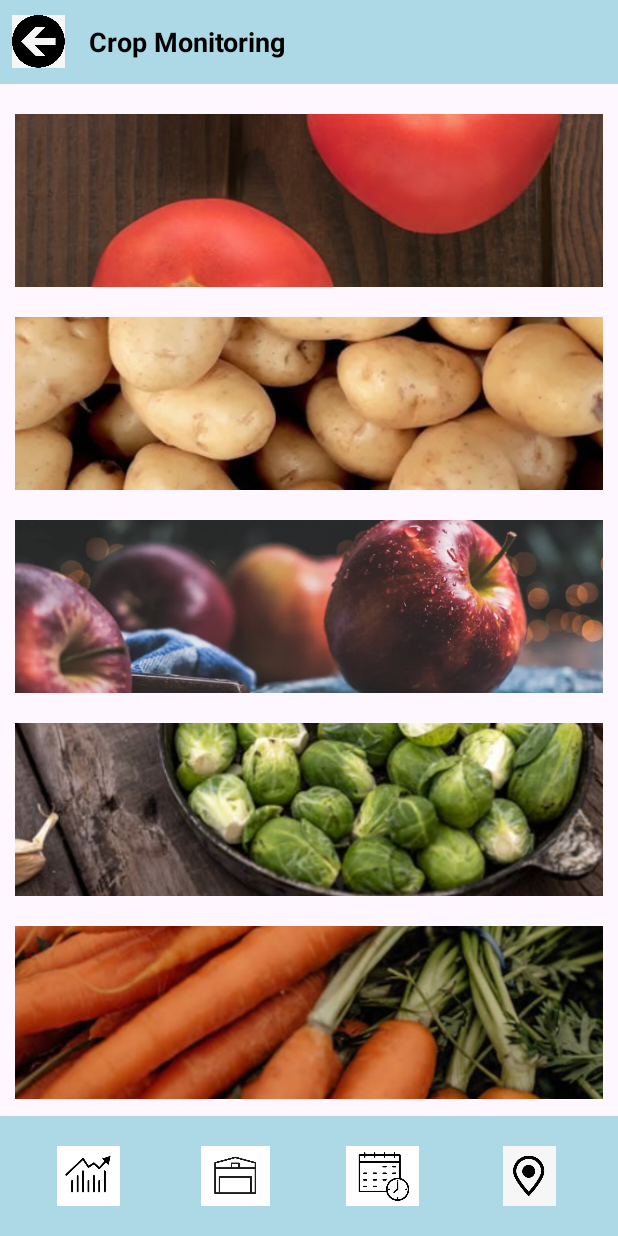
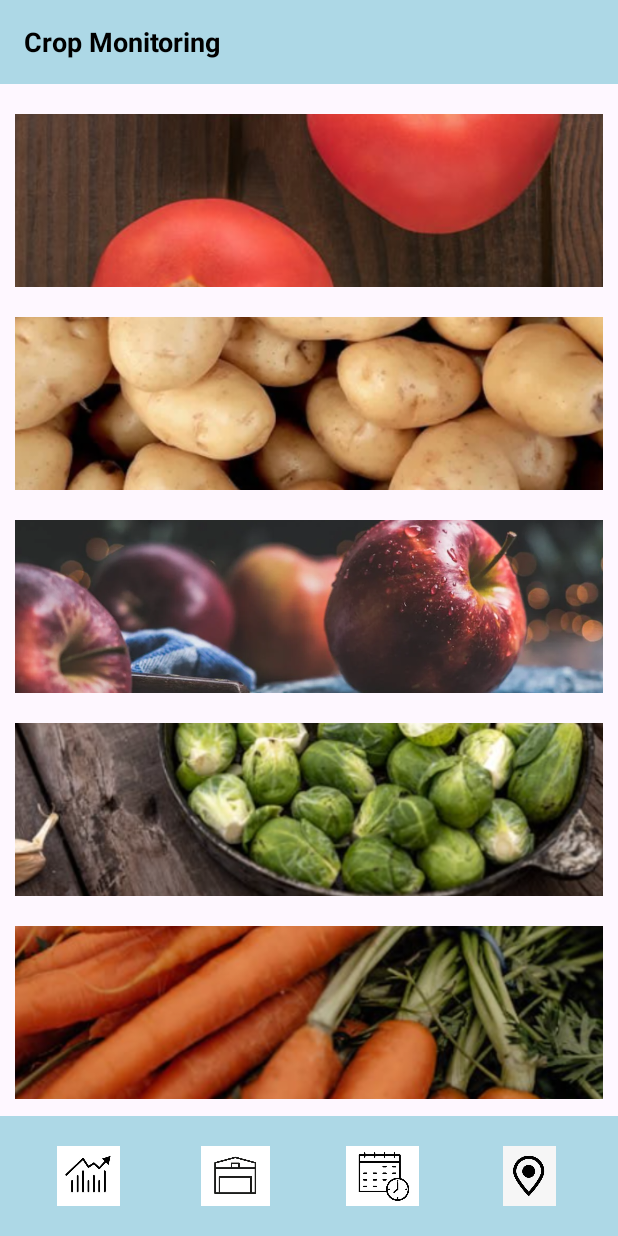
Before and after one commit to lucas-xu51/Orchard_management_system, an Android app: the screen it shows after launch (crop_monitoring_Activity), on a phone screen of 412 x 824 dp. Run offline under Robolectric (Android 15) with nearby library versions, the phone set to English and light mode, and no system bars.

Commit message:
crop_monitoring_11

```diff
--- a/app/src/main/res/layout/activity_crop_monitoring.xml
+++ b/app/src/main/res/layout/activity_crop_monitoring.xml
@@ -16,16 +16,6 @@
         android:background="#ADD8E6"
         android:gravity="center_vertical"
         app:layout_constraintTop_toTopOf="parent">
-
-        <ImageButton
-            android:id="@+id/backButton"
-            android:layout_width="35dp"
-            android:layout_height="38dp"
-            android:layout_marginStart="8dp"
-            android:background="?android:attr/selectableItemBackground"
-            android:contentDescription="Back"
-            android:scaleType="fitCenter"
-            android:src="@drawable/icon_back" />
 
         <TextView
             android:id="@+id/topBarTitle"
```
Also changed, not shown: app/src/main/res/layout/activity_history.xml (+10 -0 lines), app/src/main/res/layout/crop_detail_activity.xml (+10 -0 lines), app/src/main/res/layout/demand_information_activity.xml (+10 -0 lines).
